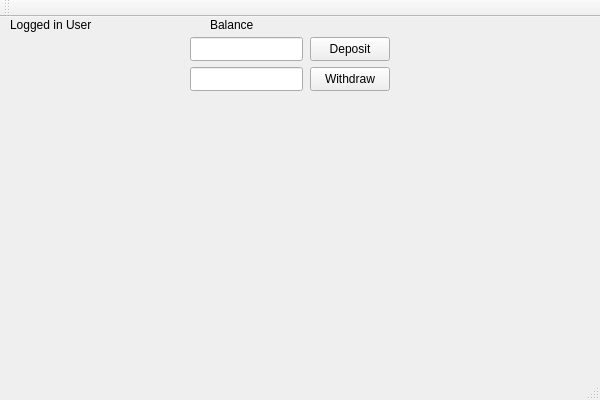
The window that QtWidgetsBank/QtWidgetsBank.ui (Jakyubi/QtWidgetsBank) describes before a commit, drawn with Qt 5.
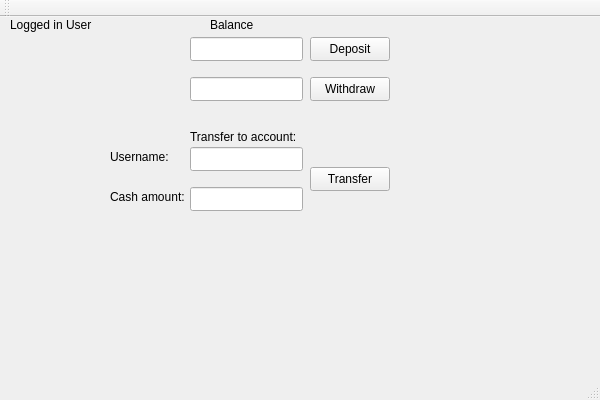
The same window after the commit.

The edit to the form file:
```diff
--- a/QtWidgetsBank/QtWidgetsBank.ui
+++ b/QtWidgetsBank/QtWidgetsBank.ui
@@ -57,7 +57,7 @@
     <property name="geometry">
      <rect>
       <x>190</x>
-      <y>50</y>
+      <y>60</y>
       <width>113</width>
       <height>24</height>
      </rect>
@@ -80,7 +80,7 @@
     <property name="geometry">
      <rect>
       <x>310</x>
-      <y>50</y>
+      <y>60</y>
       <width>80</width>
       <height>24</height>
      </rect>
@@ -89,6 +89,81 @@
      <string>Withdraw</string>
     </property>
    </widget>
+   <widget class="QLineEdit" name="transferUsernameLineEdit">
+    <property name="geometry">
+     <rect>
+      <x>190</x>
+      <y>130</y>
+      <width>113</width>
+      <height>24</height>
+     </rect>
+    </property>
+    <property name="text">
+     <string/>
+    </property>
+   </widget>
+   <widget class="QLabel" name="transferTitleLabel">
+    <property name="geometry">
+     <rect>
+      <x>190</x>
+      <y>110</y>
+      <width>121</width>
+      <height>20</height>
+     </rect>
+    </property>
+    <property name="text">
+     <string>Transfer to account:</string>
+    </property>
+   </widget>
+   <widget class="QLabel" name="transferUsernameLabel">
+    <property name="geometry">
+     <rect>
+      <x>110</x>
+      <y>130</y>
+      <width>81</width>
+      <height>20</height>
+     </rect>
+    </property>
+    <property name="text">
+     <string>Username: </string>
+    </property>
+   </widget>
+   <widget class="QLabel" name="transferCashLabel">
+    <property name="geometry">
+     <rect>
+      <x>110</x>
+      <y>170</y>
+      <width>81</width>
+      <height>20</height>
+     </rect>
+    </property>
+    <property name="text">
+     <string>Cash amount:</string>
+    </property>
+   </widget>
+   <widget class="QLineEdit" name="transferCashLineEdit">
+    <property name="geometry">
+     <rect>
+      <x>190</x>
+      <y>170</y>
+      <width>113</width>
+      <height>24</height>
+     </rect>
+    </property>
+   </widget>
+   <widget class="QPushButton" name="transferButton">
+    <property name="geometry">
+     <rect>
+      <x>310</x>
+      <y>150</y>
+      <width>80</width>
+      <height>24</height>
+     </rect>
+    </property>
+    <property name="text">
+     <string>Transfer</string>
+    </property>
+   </widget>
   </widget>
   <widget class="QMenuBar" name="menuBar">
    <property name="geometry">
```
